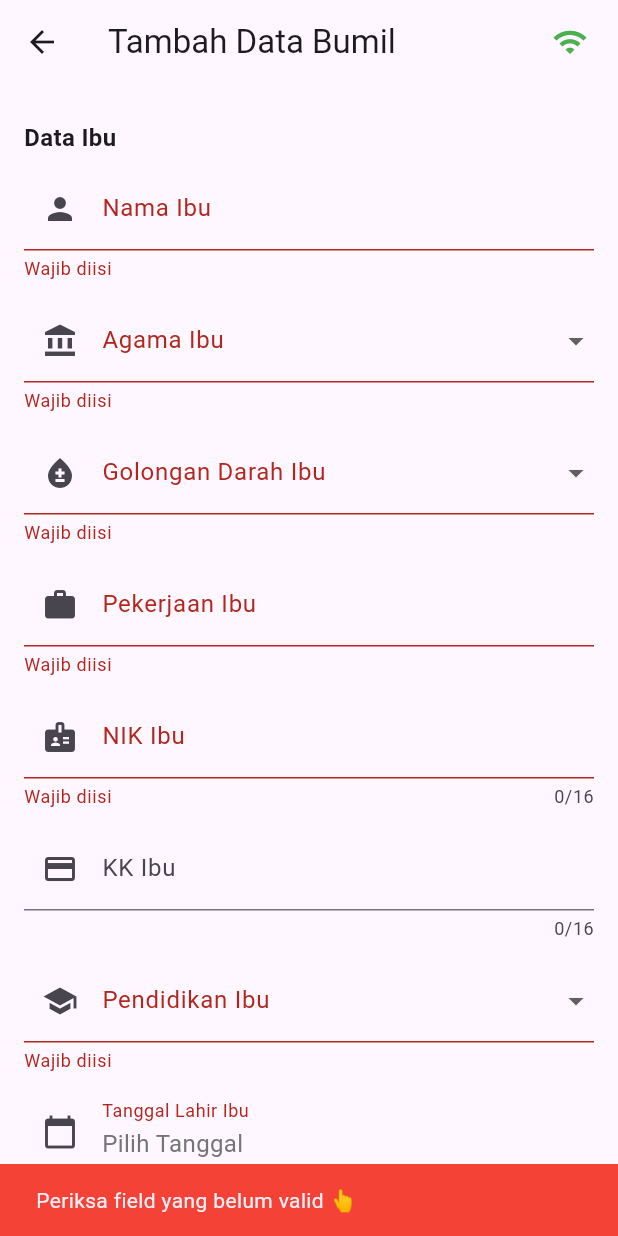
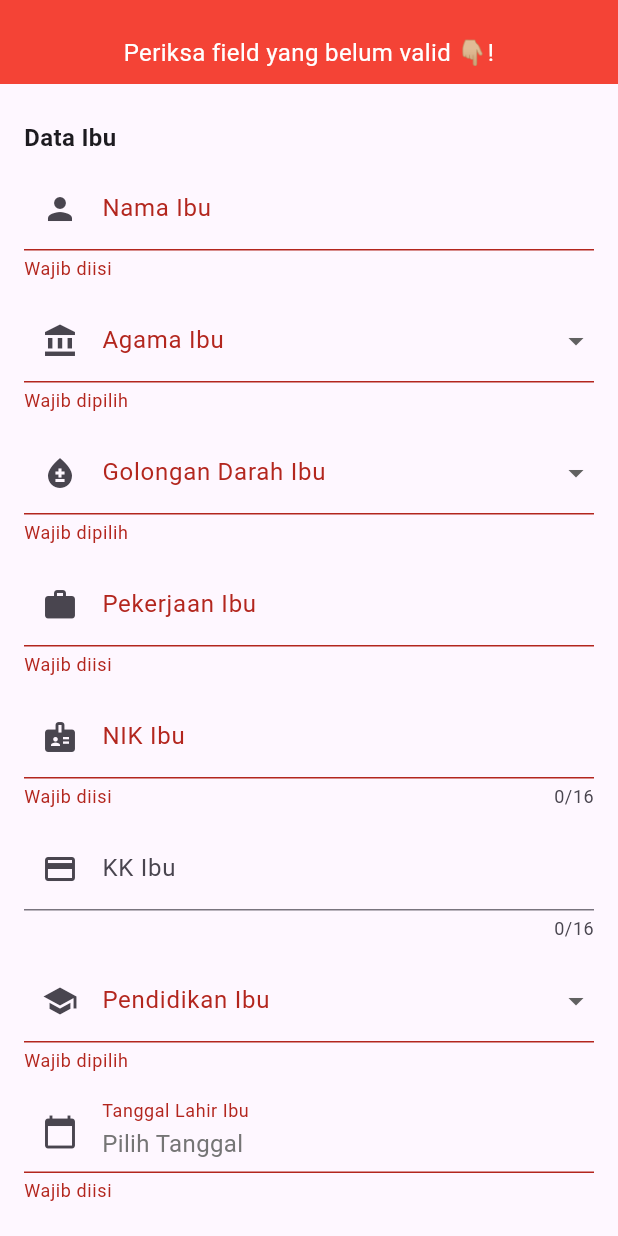
Before and after one commit to dwipp/ebidan, a Flutter app: the AddBumilScreen screen opened directly with empty values, scrolled down 751 dp, after a tap on "Simpan", on a phone screen of 412 x 824 dp. Run offline on Flutter 3.47's test engine with Material 3 defaults, Android fonts, the phone set to English and light mode, and no system bars; our stand-ins replace bloc, cloud_firestore, equatable, firebase_auth, firebase_core, fl_chart and 5 more; accounts and stored records are empty.

Commit message:
Snackbar custom

```diff
--- a/lib/common/Utils.dart
+++ b/lib/common/Utils.dart
@@ -145,17 +145,4 @@ class Utils {
 
     return false;
   }
-
-  static void showSnackBar(
-    BuildContext context, {
-    required String content,
-    required bool isSuccess,
-  }) {
-    ScaffoldMessenger.of(context).showSnackBar(
-      SnackBar(
-        content: Text(content),
-        backgroundColor: isSuccess ? Colors.green : Colors.red,
-      ),
-    );
-  }
 }
--- a/lib/common/utility/form_validator.dart
+++ b/lib/common/utility/form_validator.dart
@@ -1,3 +1,4 @@
+import 'package:ebidan/presentation/widgets/snack_bar.dart';
 import 'package:flutter/material.dart';
 
 typedef FieldValidator = String? Function(dynamic value);
@@ -39,11 +40,10 @@ class FormValidator {
 
     if (!isValid && _firstErrorFieldKey?.currentContext != null) {
       // 3. Tampilkan SnackBar error
-      ScaffoldMessenger.of(context).showSnackBar(
-        const SnackBar(
-          content: Text('Periksa field yang belum valid 👆'),
-          backgroundColor: Colors.red,
-        ),
+      Snackbar.show(
+        context,
+        message: "Periksa field yang belum valid 👇🏼!",
+        type: SnackbarType.error,
       );
 
       // 4. Scroll ke GlobalKey yang dicatat
--- a/lib/presentation/screens/auth/register.dart
+++ b/lib/presentation/screens/auth/register.dart
@@ -1,6 +1,7 @@
 import 'package:ebidan/presentation/router/app_router.dart';
 import 'package:ebidan/presentation/widgets/button.dart';
 import 'package:ebidan/presentation/widgets/page_header.dart';
+import 'package:ebidan/presentation/widgets/snack_bar.dart';
 import 'package:ebidan/presentation/widgets/textfield.dart';
 import 'package:ebidan/state_management/auth/cubit/register_cubit.dart';
 import 'package:firebase_auth/firebase_auth.dart';
@@ -120,9 +121,7 @@ class _RegisterState extends State<RegisterScreen> {
               ),
             );
           } else if (state is RegisterFailure) {
-            ScaffoldMessenger.of(
-              context,
-            ).showSnackBar(SnackBar(content: Text(state.message)));
+            Snackbar.show(context, message: state.message, type: SnackbarType.error);
           }
         },
         builder: (context, state) {
--- a/lib/presentation/screens/bumil/add_bumil.dart
+++ b/lib/presentation/screens/bumil/add_bumil.dart
@@ -2,12 +2,15 @@ import 'package:ebidan/presentation/widgets/button.dart';
 import 'package:ebidan/presentation/widgets/date_picker_field.dart';
 import 'package:ebidan/presentation/widgets/dropdown_field.dart';
 import 'package:ebidan/presentation/widgets/page_header.dart';
+import 'package:ebidan/presentation/widgets/snack_bar.dart';
 import 'package:ebidan/presentation/widgets/textfield.dart';
 import 'package:ebidan/data/models/bumil_model.dart';
 import 'package:ebidan/state_management/bumil/cubit/submit_bumil_cubit.dart';
 import 'package:ebidan/presentation/router/app_router.dart';
 import 'package:flutter/material.dart';
 import 'package:flutter_bloc/flutter_bloc.dart';
+// Import FormValidator
+import 'package:ebidan/common/utility/form_validator.dart';
 
 class AddBumilScreen extends StatefulWidget {
   final String nikIbu;
@@ -20,9 +23,7 @@ class AddBumilScreen extends StatefulWidget {
 class _AddBumilState extends State<AddBumilScreen> {
   final _formKey = GlobalKey<FormState>();
 
-  // **Perbaikan Awal: Menyiapkan GlobalKey untuk setiap field wajib**
-  GlobalKey? _firstErrorFieldKey;
-
+  // Definisikan GlobalKey untuk setiap field wajib
   final Map<String, GlobalKey> _fieldKeys = {
     // Data Ibu
     'namaIbu': GlobalKey(),
@@ -44,6 +45,9 @@ class _AddBumilState extends State<AddBumilScreen> {
     'alamat': GlobalKey(),
     'noHp': GlobalKey(),
   };
+
+  // **PERUBAHAN 1: Deklarasi FormValidator**
+  late FormValidator _formValidator;
 
   // Controllers
   final _namaIbuController = TextEditingController();
@@ -99,28 +103,13 @@ class _AddBumilState extends State<AddBumilScreen> {
     );
   }
 
-  // Validator standar untuk wajib diisi
-  String? _requiredValidator(dynamic val) {
-    if (val is String) {
-      return val.isEmpty ? 'Wajib diisi' : null;
-    }
-    return val == null ? 'Wajib diisi' : null;
-  }
+  // Validator standar untuk string/text (val.isEmpty)
+  String? _requiredStringValidator(dynamic val) =>
+      val == null || val.isEmpty ? 'Wajib diisi' : null;
 
-  // **Perbaikan B: Fungsi Validator wrapper**
-  String? _wrappedValidator(
-    String fieldName,
-    dynamic value,
-    String? Function(dynamic) validator,
-  ) {
-    final error = validator(value);
-
-    // Jika ada error DAN belum ada field error yang dicatat, catat kunci ini.
-    if (error != null && _firstErrorFieldKey == null) {
-      _firstErrorFieldKey = _fieldKeys[fieldName];
-    }
-    return error;
-  }
+  // Validator standar untuk objek/dropdown/datepicker (val == null)
+  String? _requiredObjectValidator(dynamic val) =>
+      val == null ? 'Wajib dipilih' : null;
 
   String? _validateNIK(dynamic val) {
     if (val == null || val.isEmpty) return 'Wajib diisi';
@@ -144,31 +133,17 @@ class _AddBumilState extends State<AddBumilScreen> {
   void initState() {
     context.read<SubmitBumilCubit>().setInitial();
     _nikIbuController.text = widget.nikIbu;
+    // **PERUBAHAN 3: Inisialisasi FormValidator**
+    _formValidator = FormValidator(fieldKeys: _fieldKeys);
     super.initState();
   }
 
   void _submitForm() {
-    // 1. Reset kunci error sebelum validasi
-    _firstErrorFieldKey = null;
+    // **PERUBAHAN 4: Ganti validasi manual dengan validateAndScroll**
+    _formValidator.reset();
 
-    final isValid = _formKey.currentState!.validate();
-    if (!isValid) {
-      ScaffoldMessenger.of(context).showSnackBar(
-        const SnackBar(
-          content: Text('Periksa field yang belum valid 👆'),
-          backgroundColor: Colors.red,
-        ),
-      );
-
-      // **Perbaikan C: Scroll ke GlobalKey yang dicatat**
-      if (_firstErrorFieldKey?.currentContext != null) {
-        Scrollable.ensureVisible(
-          _firstErrorFieldKey!.currentContext!,
-          duration: const Duration(milliseconds: 300),
-          curve: Curves.easeIn,
-          alignment: 0.1,
-        );
-      }
+    if (!_formValidator.validateAndScroll(_formKey, context)) {
+      // FormValidator sudah menangani scroll dan snackbar.
       return;
     }
 
@@ -229,20 +204,21 @@ class _AddBumilState extends State<AddBumilScreen> {
                 children: [
                   _buildSectionTitle('Data Ibu'),
                   CustomTextField(
-                    key: _fieldKeys['namaIbu'], // <-- Key ditambahkan
+                    key: _fieldKeys['namaIbu'],
                     label: 'Nama Ibu',
                     icon: Icons.person,
                     controller: _namaIbuController,
                     textCapitalization: TextCapitalization.words,
-                    validator: (val) => _wrappedValidator(
+                    // **PERUBAHAN 5: Ganti panggilan validator**
+                    validator: (val) => _formValidator.wrapValidator(
                       'namaIbu',
                       val,
-                      _requiredValidator,
-                    ), // <-- Validator di-wrap
+                      _requiredStringValidator,
+                    ),
                   ),
                   const SizedBox(height: 12),
                   DropdownField(
-                    key: _fieldKeys['agamaIbu'], // <-- Key ditambahkan
+                    key: _fieldKeys['agamaIbu'],
                     label: 'Agama Ibu',
                     icon: Icons.account_balance,
                     items: _agamaList,
@@ -252,15 +228,16 @@ class _AddBumilState extends State<AddBumilScreen> {
                         _selectedAgamaIbu = newValue;
                       });
                     },
-                    validator: (val) => _wrappedValidator(
+                    // **Ganti panggilan validator**
+                    validator: (val) => _formValidator.wrapValidator(
                       'agamaIbu',
                       val,
-                      _requiredValidator,
-                    ), // <-- Validator di-wrap
+                      _requiredObjectValidator,
+                    ),
                   ),
                   const SizedBox(height: 12),
                   DropdownField(
-                    key: _fieldKeys['golDarahIbu'], // <-- Key ditambahkan
+                    key: _fieldKeys['golDarahIbu'],
                     label: 'Golongan Darah Ibu',
                     icon: Icons.bloodtype,
                     items: _golDarahList,
@@ -270,37 +247,40 @@ class _AddBumilState extends State<AddBumilScreen> {
                         _selectedGolIbu = newValue;
                       });
                     },
-                    validator: (val) => _wrappedValidator(
+                    // **Ganti panggilan validator**
+                    validator: (val) => _formValidator.wrapValidator(
                       'golDarahIbu',
                       val,
-                      _requiredValidator,
-                    ), // <-- Validator di-wrap
+                      _requiredObjectValidator,
+                    ),
                   ),
                   const SizedBox(height: 12),
                   CustomTextField(
-                    key: _fieldKeys['pekerjaanIbu'], // <-- Key ditambahkan
+                    key: _fieldKeys['pekerjaanIbu'],
                     label: 'Pekerjaan Ibu',
                     icon: Icons.work,
                     controller: _jobIbuController,
-                    validator: (val) => _wrappedValidator(
+                    // **Ganti panggilan validator**
+                    validator: (val) => _formValidator.wrapValidator(
                       'pekerjaanIbu',
                       val,
-                      _requiredValidator,
-                    ), // <-- Validator di-wrap
+                      _requiredStringValidator,
+                    ),
                   ),
                   const SizedBox(height: 12),
                   CustomTextField(
-                    key: _fieldKeys['nikIbu'], // <-- Key ditambahkan
+                    key: _fieldKeys['nikIbu'],
                     label: 'NIK Ibu',
                     icon: Icons.badge,
                     controller: _nikIbuController,
                     isNumber: true,
                     maxLength: 16,
-                    validator: (val) => _wrappedValidator(
+                    // **Ganti panggilan validator**
+                    validator: (val) => _formValidator.wrapValidator(
                       'nikIbu',
                       val,
                       _validateNIK,
-                    ), // <-- Validator di-wrap
+                    ),
                   ),
                   const SizedBox(height: 12),
                   // KK Ibu tidak wajib
@@ -314,7 +294,7 @@ class _AddBumilState extends State<AddBumilScreen> {
                   ),
                   const SizedBox(height: 12),
                   DropdownField(
-                    key: _fieldKeys['pendidikanIbu'], // <-- Key ditambahkan
+                    key: _fieldKeys['pendidikanIbu'],
                     label: 'Pendidikan Ibu',
                     icon: Icons.school,
                     items: _pendidikanList,
@@ -324,15 +304,16 @@ class _AddBumilState extends State<AddBumilScreen> {
                         _selectedPendidikanIbu = newValue;
                       });
                     },
-                    validator: (val) => _wrappedValidator(
+                    // **Ganti panggilan validator**
+                    validator: (val) => _formValidator.wrapValidator(
                       'pendidikanIbu',
                       val,
-                      _requiredValidator,
-                    ), // <-- Validator di-wrap
+                      _requiredObjectValidator,
+                    ),
                   ),
                   const SizedBox(height: 12),
                   DatePickerFormField(
-                    key: _fieldKeys['tanggalLahirIbu'], // <-- Key ditambahkan
+                    key: _fieldKeys['tanggalLahirIbu'],
                     labelText: 'Tanggal Lahir Ibu',
                     prefixIcon: Icons.calendar_today,
                     initialValue: _birthdateIbu,
@@ -343,30 +324,32 @@ class _AddBumilState extends State<AddBumilScreen> {
                         _birthdateIbu = date;
                       });
                     },
-                    validator: (val) => _wrappedValidator(
+                    // **Ganti panggilan validator**
+                    validator: (val) => _formValidator.wrapValidator(
                       'tanggalLahirIbu',
                       val,
-                      _requiredValidator,
-                    ), // <-- Validator di-wrap
+                      _requiredStringValidator,
+                    ),
                   ),
 
                   const SizedBox(height: 16),
                   _buildSectionTitle('Data Suami'),
                   CustomTextField(
-                    key: _fieldKeys['namaSuami'], // <-- Key ditambahkan
+                    key: _fieldKeys['namaSuami'],
                     label: 'Nama Suami',
                     icon: Icons.person,
                     controller: _namaSuamiController,
                     textCapitalization: TextCapitalization.words,
-                    validator: (val) => _wrappedValidator(
+                    // **Ganti panggilan validator**
+                    validator: (val) => _formValidator.wrapValidator(
                       'namaSuami',
                       val,
-                      _requiredValidator,
-                    ), // <-- Validator di-wrap
+                      _requiredStringValidator,
+                    ),
                   ),
                   const SizedBox(height: 12),
                   DropdownField(
-                    key: _fieldKeys['agamaSuami'], // <-- Key ditambahkan
+                    key: _fieldKeys['agamaSuami'],
                     label: 'Agama Suami',
                     icon: Icons.account_balance,
                     items: _agamaList,
@@ -376,15 +359,16 @@ class _AddBumilState extends State<AddBumilScreen> {
                         _selectedAgamaSuami = newValue;
                       });
                     },
-                    validator: (val) => _wrappedValidator(
+                    // **Ganti panggilan validator**
+                    validator: (val) => _formValidator.wrapValidator(
                       'agamaSuami',
                       val,
-                      _requiredValidator,
-                    ), // <-- Validator di-wrap
+                      _requiredObjectValidator,
+                    ),
                   ),
                   const SizedBox(height: 12),
                   DropdownField(
-                    key: _fieldKeys['golDarahSuami'], // <-- Key ditambahkan
+                    key: _fieldKeys['golDarahSuami'],
                     label: 'Golongan Darah Suami',
                     icon: Icons.bloodtype,
                     items: _golDarahList,
@@ -394,37 +378,40 @@ class _AddBumilState extends State<AddBumilScreen> {
                         _selectedGolSuami = newValue;
                       });
                     },
-                    validator: (val) => _wrappedValidator(
+                    // **Ganti panggilan validator**
+                    validator: (val) => _formValidator.wrapValidator(
                       'golDarahSuami',
                       val,
-                      _requiredValidator,
-                    ), // <-- Validator di-wrap
+                      _requiredObjectValidator,
+                    ),
                   ),
                   const SizedBox(height: 12),
                   CustomTextField(
-                    key: _fieldKeys['pekerjaanSuami'], // <-- Key ditambahkan
+                    key: _fieldKeys['pekerjaanSuami'],
                     label: 'Pekerjaan Suami',
                     icon: Icons.work,
                     controller: _jobSuamiController,
-                    validator: (val) => _wrappedValidator(
+                    // **Ganti panggilan validator**
+                    validator: (val) => _formValidator.wrapValidator(
                       'pekerjaanSuami',
                       val,
-                      _requiredValidator,
-                    ), // <-- Validator di-wrap
+                      _requiredStringValidator,
+                    ),
                   ),
                   const SizedBox(height: 12),
                   CustomTextField(
-                    key: _fieldKeys['nikSuami'], // <-- Key ditambahkan
+                    key: _fieldKeys['nikSuami'],
                     label: 'NIK Suami',
                     icon: Icons.badge,
                     controller: _nikSuamiController,
                     isNumber: true,
                     maxLength: 16,
-                    validator: (val) => _wrappedValidator(
+                    // **Ganti panggilan validator**
+                    validator: (val) => _formValidator.wrapValidator(
                       'nikSuami',
                       val,
                       _validateNIK,
-                    ), // <-- Validator di-wrap
+                    ),
                   ),
                   const SizedBox(height: 12),
                   // KK Suami tidak wajib
@@ -441,17 +428,13 @@ class _AddBumilState extends State<AddBumilScreen> {
                         setState(() {
                           _kkSuamiController.text = _kkIbuController.text;
                         });
-                        ScaffoldMessenger.of(context).showSnackBar(
-                          const SnackBar(
-                            content: Text('No KK Suami sama dengan No KK Ibu'),
-                          ),
-                        );
+            Snackbar.show(context, message: 'No KK Suami sama dengan No KK Ibu', type: SnackbarType.general);
                       },
                     ),
                   ),
                   const SizedBox(height: 12),
                   DropdownField(
-                    key: _fieldKeys['pendidikanSuami'], // <-- Key ditambahkan
+                    key: _fieldKeys['pendidikanSuami'],
                     label: 'Pendidikan Suami',
                     icon: Icons.school,
                     items: _pendidikanList,
@@ -461,15 +444,16 @@ class _AddBumilState extends State<AddBumilScreen> {
                         _selectedPendidikanSuami = newValue;
                       });
                     },
-                    validator: (val) => _wrappedValidator(
+                    // **Ganti panggilan validator**
+                    validator: (val) => _formValidator.wrapValidator(
                       'pendidikanSuami',
                       val,
-                      _requiredValidator,
-                    ), // <-- Validator di-wrap
+                      _requiredObjectValidator,
+                    ),
                   ),
                   const SizedBox(height: 12),
                   DatePickerFormField(
-                    key: _fieldKeys['tanggalLahirSuami'], // <-- Key ditambahkan
+                    key: _fieldKeys['tanggalLahirSuami'],
                     labelText: 'Tanggal Lahir Suami',
                     prefixIcon: Icons.calendar_today,
                     initialValue: _birthdateSuami,
@@ -480,38 +464,41 @@ class _AddBumilState extends State<AddBumilScreen> {
                         _birthdateSuami = date;
                       });
                     },
-                    validator: (val) => _wrappedValidator(
+                    // **Ganti panggilan validator**
+                    validator: (val) => _formValidator.wrapValidator(
                       'tanggalLahirSuami',
                       val,
-                      _requiredValidator,
-                    ), // <-- Validator di-wrap
+                      _requiredStringValidator,
+                    ),
                   ),
 
                   const SizedBox(height: 16),
                   _buildSectionTitle('Data Lain'),
                   CustomTextField(
-                    key: _fieldKeys['alamat'], // <-- Key ditambahkan
+                    key: _fieldKeys['alamat'],
                     label: 'Alamat',
                     icon: Icons.home,
                     controller: _alamatController,
-                    validator: (val) => _wrappedValidator(
+                    // **Ganti panggilan validator**
+                    validator: (val) => _formValidator.wrapValidator(
                       'alamat',
                       val,
-                      _requiredValidator,
-                    ), // <-- Validator di-wrap
+                      _requiredStringValidator,
+                    ),
                   ),
                   const SizedBox(height: 12),
                   CustomTextField(
-                    key: _fieldKeys['noHp'], // <-- Key ditambahkan
+                    key: _fieldKeys['noHp'],
                     label: 'No HP',
                     icon: Icons.phone,
                     controller: _noHpController,
                     keyboardType: TextInputType.phone,
-                    validator: (val) => _wrappedValidator(
+                    // **Ganti panggilan validator**
+                    validator: (val) => _formValidator.wrapValidator(
                       'noHp',
                       val,
                       _validateHP,
-                    ), // <-- Validator di-wrap
+                    ),
                   ),
 
                   const SizedBox(height: 24),
@@ -520,11 +507,7 @@ class _AddBumilState extends State<AddBumilScreen> {
                     child: BlocConsumer<SubmitBumilCubit, SubmitBumilState>(
                       listener: (context, state) {
                         if (state.isSuccess && state.bumilId != null) {
-                          ScaffoldMessenger.of(context).showSnackBar(
-                            const SnackBar(
-                              content: Text('Data Bumil berhasil disimpan'),
-                            ),
-                          );
+            Snackbar.show(context, message: 'Data Bumil berhasil disimpan', type: SnackbarType.success);
                           Navigator.pushReplacementNamed(
                             context,
                             AppRouter.addRiwayat,
@@ -532,13 +515,7 @@ class _AddBumilState extends State<AddBumilScreen> {
                           );
                         }
                         if (state.error != null) {
-                          ScaffoldMessenger.of(context).showSnackBar(
-                            SnackBar(
-                              content: Text(
-                                'Gagal menyimpan data: ${state.error}',
-                              ),
-                            ),
-                          );
+            Snackbar.show(context, message: 'Gagal menyimpan data: ${state.error}', type: SnackbarType.error);
                         }
                       },
                       builder: (context, state) {
--- /dev/null
+++ b/lib/presentation/widgets/snack_bar.dart
@@ -0,0 +1,141 @@
+import 'package:flutter/material.dart';
+
+enum SnackbarType { success, error, general }
+
+class Snackbar {
+  static OverlayEntry? _overlayEntry;
+
+  static void show(
+    BuildContext context, {
+    required String message,
+    SnackbarType type = SnackbarType.general,
+    Duration duration = const Duration(seconds: 3),
+  }) {
+    if (_overlayEntry != null) {
+      return;
+    }
+
+    final overlay = Overlay.of(context);
+    if (overlay == null) return;
+
+    final color = switch (type) {
+      SnackbarType.error => Colors.red,
+      SnackbarType.success => Colors.green,
+      SnackbarType.general => Colors.grey.shade800,
+    };
+
+    _overlayEntry = OverlayEntry(
+      builder: (context) {
+        return _AnimatedSnackbar(
+          message: message,
+          color: color,
+          onDismissed: () {
+            // Hapus overlay setelah animasi selesai
+            if (_overlayEntry != null) {
+              _overlayEntry!.remove();
+              _overlayEntry = null;
+            }
+          },
+        );
+      },
+    );
+
+    overlay.insert(_overlayEntry!);
+  }
+}
+
+class _AnimatedSnackbar extends StatefulWidget {
+  final String message;
+  final Color color;
+  final VoidCallback onDismissed;
+  final Duration duration;
+
+  const _AnimatedSnackbar({
+    required this.message,
+    required this.color,
+    required this.onDismissed,
+    this.duration = const Duration(seconds: 3),
+  });
+
+  @override
+  _AnimatedSnackbarState createState() => _AnimatedSnackbarState();
+}
+
+class _AnimatedSnackbarState extends State<_AnimatedSnackbar> with SingleTickerProviderStateMixin {
+  late final AnimationController _controller;
+  late Animation<Offset> _offsetAnimation;
+  double _appBarHeight = 0;
+
+  @override
+  void initState() {
+    super.initState();
+    _controller = AnimationController(
+      vsync: this,
+      duration: const Duration(milliseconds: 300),
+    );
+
+    _offsetAnimation = Tween<Offset>(
+      begin: const Offset(0.0, -1.0),
+      end: Offset.zero,
+    ).animate(
+      CurvedAnimation(
+        parent: _controller,
+        curve: Curves.easeOut,
+      ),
+    );
+
+    _controller.forward();
+
+    // Atur timer untuk memulai animasi kembali (slide-out)
+    Future.delayed(widget.duration).then((_) {
+      _controller.reverse().then((_) {
+        // Panggil callback setelah animasi selesai
+        widget.onDismissed();
+      });
+    });
+  }
+
+  @override
+  void didChangeDependencies() {
+    super.didChangeDependencies();
+    final double statusBarHeight = MediaQuery.of(context).padding.top;
+    _appBarHeight = kToolbarHeight + statusBarHeight;
+  }
+
+  @override
+  void dispose() {
+    _controller.dispose();
+    super.dispose();
+  }
+
+  @override
+  Widget build(BuildContext context) {
+    return Positioned(
+      top: 0,
+      left: 0,
+      right: 0,
+      child: SlideTransition(
+        position: _offsetAnimation,
+        child: Material(
+          color: Colors.transparent,
+          child: Container(
+            height: _appBarHeight,
+            color: widget.color,
+            padding: EdgeInsets.only(
+              left: 16,
+              right: 16,
+              top: MediaQuery.of(context).padding.top + 14,
+            ),
+            child: Center(
+              child: Text(
+                widget.message,
+                style: const TextStyle(color: Colors.white, fontSize: 16),
+                textAlign: TextAlign.center,
+              ),
+            ),
+          ),
+        ),
+      ),
+    );
+  }
+}
```
Also changed, not shown: lib/presentation/screens/auth/login.dart (+4 -6 lines), lib/presentation/screens/bumil/check_bumil.dart (+3 -8 lines), lib/presentation/screens/bumil/edit_bumil.dart (+3 -12 lines), lib/presentation/screens/kehamilan/add_kehamilan.dart (+3 -10 lines), lib/presentation/screens/kehamilan/edit_kehamilan.dart (+3 -10 lines), lib/presentation/screens/kehamilan/list_kehamilan.dart (+2 -5 lines), lib/presentation/screens/kunjungan/list_kunjungan.dart (+2 -5 lines), lib/presentation/screens/kunjungan/review_kunjungan.dart (+3 -10 lines), lib/presentation/screens/persalinan/add_persalinan.dart (+3 -10 lines), lib/presentation/screens/persalinan/edit_persalinan.dart (+3 -10 lines), lib/presentation/screens/riwayat/add_riwayat_bumil.dart (+4 -15 lines), lib/presentation/screens/riwayat/edit_riwayat.dart (+4 -16 lines).
